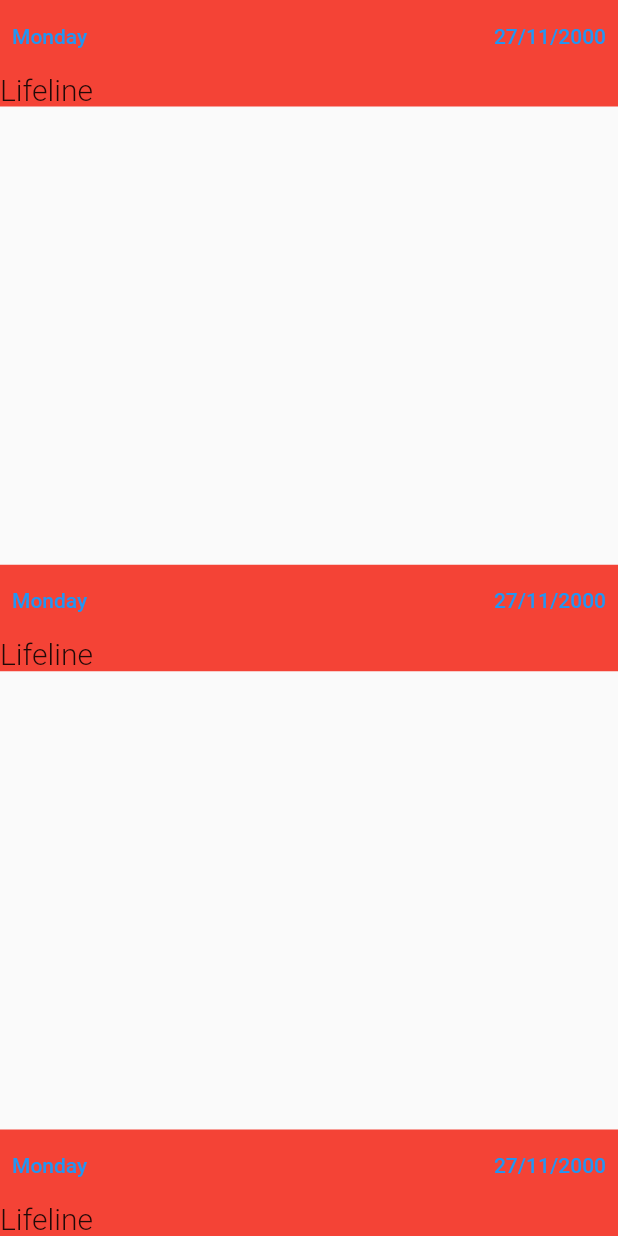
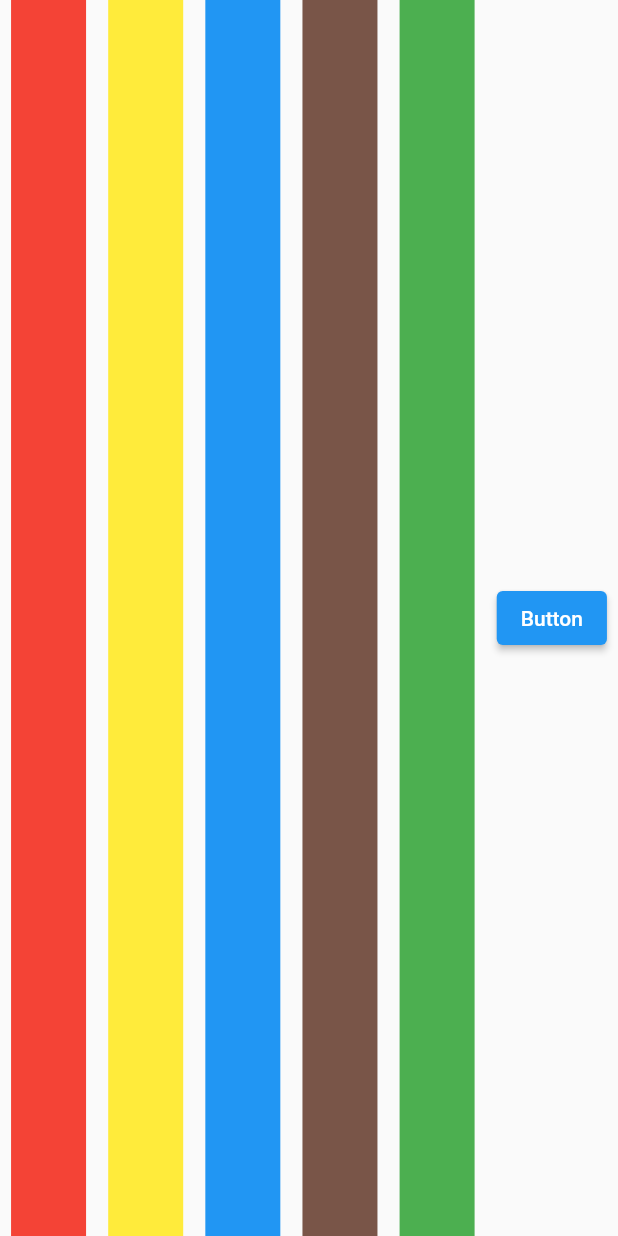
Before and after one commit to avnishaks/flutter, a Flutter app: the screen it shows after launch, on a phone screen of 412 x 824 dp. Run offline on Flutter 3.47's test engine with Material 2 defaults, Android fonts, the phone set to English and light mode, and no system bars.

Commit message:
widget column

```diff
--- a/project_tent_march/lib/main.dart
+++ b/project_tent_march/lib/main.dart
@@ -2,13 +2,14 @@
 
 List<Color> myColors = [
   Colors.red,
+  Colors.yellow,
+  Colors.blue,
   Colors.brown,
   Colors.green
 ];
 
-
 void main() => runApp(MaterialApp(
-      debugShowCheckedModeBanner: true,
+      debugShowCheckedModeBanner: false,
       home: myHome(),
     ));
 
@@ -21,84 +22,9 @@
   Widget build(BuildContext context) {
     return Scaffold(
       body: SafeArea(
-        child: Column(
-          mainAxisAlignment: MainAxisAlignment.spaceBetween,
-          children: [
-          Container(
-             color: Colors.red,
-             child:Column(children: [
-              Row(
-                mainAxisAlignment: MainAxisAlignment.spaceBetween,
-                children: [
-
-                TextButton(onPressed: (){}, child:Text('Monday')),
-                TextButton(onPressed: (){}, child: Text('27/11/2000'))
-              ],),
-              Align(
-                alignment: Alignment.topLeft,
-                child: Text(
-                  'Lifeline',
-                  style: TextStyle(
-                    fontSize: 20,
-                    fontWeight: FontWeight.w300,
-                  ),
-                ),
-              )
-
-             ],)
-          ),
-
-          Container(
-             color: Colors.red,
-             child:Column(children: [
-              Row(
-                mainAxisAlignment: MainAxisAlignment.spaceBetween,
-                children: [
-
-                TextButton(onPressed: (){}, child:Text('Monday')),
-                TextButton(onPressed: (){}, child: Text('27/11/2000'))
-              ],),
-              Align(
-                alignment: Alignment.topLeft,
-                child: Text(
-                  'Lifeline',
-                  style: TextStyle(
-                    fontSize: 20,
-                    fontWeight: FontWeight.w300,
-                  ),
-                ),
-              )
-
-             ],)
-          ),
-
-          Container(
-             color: Colors.red,
-             child:Column(children: [
-              Row(
-                mainAxisAlignment: MainAxisAlignment.spaceBetween,
-                children: [
-
-                TextButton(onPressed: (){}, child:Text('Monday')),
-                TextButton(onPressed: (){}, child: Text('27/11/2000'))
-              ],),
-              Align(
-                alignment: Alignment.topLeft,
-                child: Text(
-                  'Lifeline',
-                  style: TextStyle(
-                    fontSize: 20,
-                    fontWeight: FontWeight.w300,
-                  ),
-                ),
-              )
-
-             ],)
-          ),
-
-         // ...myColors.map((color) => getMyContainer(color)).toList()
-
-
+        child: Row(mainAxisAlignment: MainAxisAlignment.spaceAround, children: [
+          ...myColors.map((color) => getMyContainer(color)).toList(),
+          ElevatedButton(onPressed: () => null, child: Text("Button"))
         ]),
       ),
     );
@@ -106,7 +32,7 @@
 
   Widget getMyContainer(Color color) {
     return Container(
-      height: 50,
+      width: 50,
       color: color,
     );
   }
```
Also changed, not shown: 180 other files.
